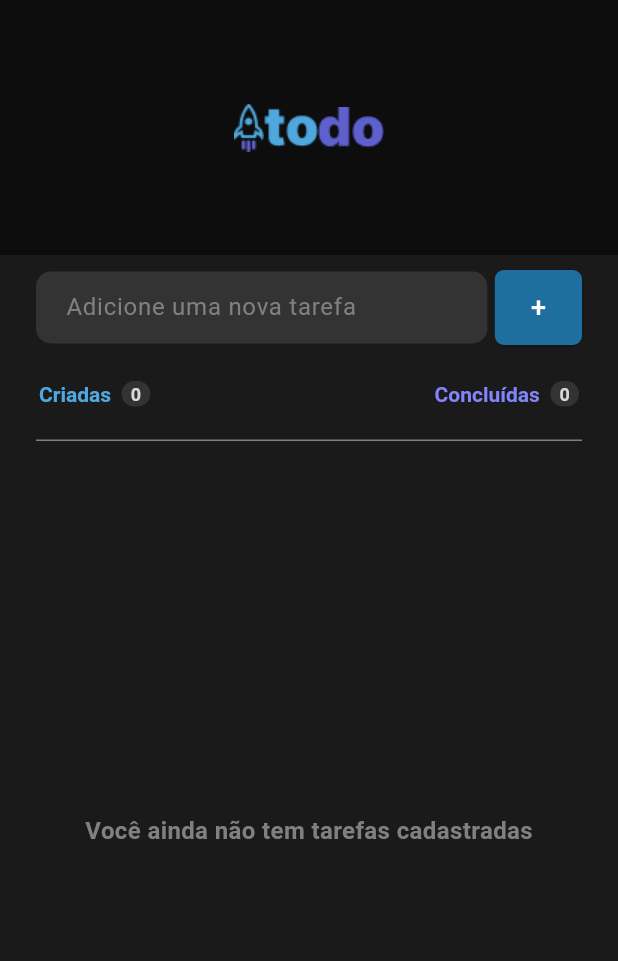
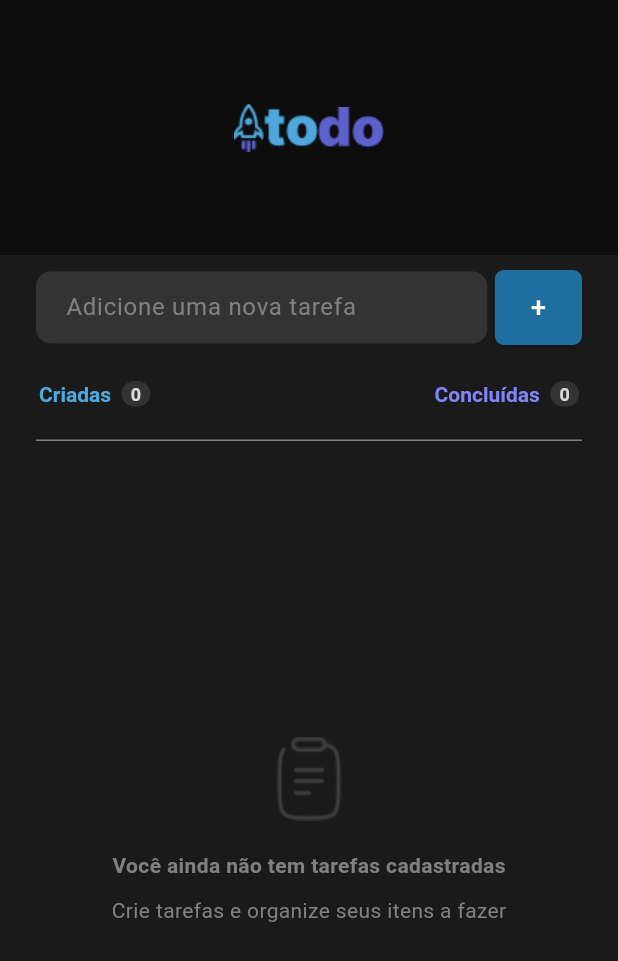
Before and after one commit to amitcesar/simple-to-do-list-flutter, a Flutter app: the screen it shows after launch, on a phone screen of 412 x 824 dp. Shown: the top 961 px of the screen. Run offline on Flutter 3.47's test engine with Material 3 defaults, Android fonts, the phone set to English and light mode, and no system bars.

Commit message:
style: emptylist frontend and icon

```diff
--- a/lib/feature/view/home.dart
+++ b/lib/feature/view/home.dart
@@ -26,7 +26,8 @@ class _HomeScreenState extends State<HomeScreen> {
       appBar: AppBar(
         backgroundColor: AppColors.gray_700,
         toolbarHeight: 170,
-            title: myLogoTodoApp()),
+        title: myLogoTodoApp(),
+      ),
       body: Container(
         height: screenHeight,
         decoration: const BoxDecoration(
@@ -48,19 +49,26 @@ class _HomeScreenState extends State<HomeScreen> {
                       tasks.removeAt(index);
                       tasksCompletionStatus.removeAt(index);
                       createdtasksCount--;
+                      completedtasksCount = tasksCompletionStatus
+                          .where((status) => status)
+                          .length;
                     });
                   },
                   onCheckboxChanged: (index, value) {
+                    setState(() {
                       tasksCompletionStatus[index] = value!;
                       completedtasksCount = tasksCompletionStatus
                           .where((status) => status)
                           .length;
-                      }),
+                    });
+                  },
+                ),
               ),
             ],
           ),
         ),
-        ));
+      ),
+    );
   }
 
   Widget addNewTask() {
@@ -68,9 +76,7 @@ class _HomeScreenState extends State<HomeScreen> {
       children: [
         Expanded(
           child: Container(
-            margin: const EdgeInsets.only(
-              right: 5,
-            ),
+            margin: const EdgeInsets.only(right: 5),
             decoration: BoxDecoration(
               color: AppColors.gray_400,
               borderRadius: BorderRadius.circular(10),
@@ -84,16 +90,14 @@ class _HomeScreenState extends State<HomeScreen> {
                   borderSide: const BorderSide(
                     width: 0,
                     style: BorderStyle.none,
-                      )),
+                  ),
+                ),
                 hintText: 'Adicione uma nova tarefa',
-                  hintStyle: const TextStyle(
-                      fontSize: 16.0, color: AppColors.gray_300)),
+                hintStyle:
+                    const TextStyle(fontSize: 16.0, color: AppColors.gray_300),
+              ),
               onSubmitted: (text) {
-                setState(() {
-                  tasks.add(text);
-                  tasksCompletionStatus.add(false);
-                  createdtasksCount++;
-                });
+                _addNewTask(text);
               },
             ),
           ),
@@ -104,7 +108,8 @@ class _HomeScreenState extends State<HomeScreen> {
           },
           style: ElevatedButton.styleFrom(
             shape: RoundedRectangleBorder(
-                borderRadius: BorderRadius.circular(6.0)),
+              borderRadius: BorderRadius.circular(6.0),
+            ),
             backgroundColor: AppColors.blueDark,
             minimumSize: const Size(50, 50),
           ),
@@ -112,7 +117,7 @@ class _HomeScreenState extends State<HomeScreen> {
             '+',
             style: TextStyle(fontSize: 18, color: AppColors.white),
           ),
-        )
+        ),
       ],
     );
   }
@@ -138,14 +143,14 @@ class _HomeScreenState extends State<HomeScreen> {
           children: [
             StatusText(
               label: 'Criadas ',
-              count: 0,
+              count: createdtasksCount,
               labelColor: AppColors.blue,
               backgroundColor: AppColors.gray_400,
               countColor: AppColors.gray_200,
             ),
             StatusText(
               label: 'Concluídas ',
-              count: 0,
+              count: completedtasksCount,
               labelColor: AppColors.purple,
               backgroundColor: AppColors.gray_400,
               countColor: AppColors.gray_200,
@@ -209,27 +214,46 @@ class StatusText extends StatelessWidget {
 
 class TaskList extends StatelessWidget {
   final List<String> tasks;
-
   final List<bool> tasksCompletionStatus;
   final Function(int) onDelete;
   final Function(int, bool?) onCheckboxChanged;
 
-  TaskList(
-      {required this.tasks,
+  TaskList({
+    required this.tasks,
     required this.tasksCompletionStatus,
     required this.onDelete,
-      required this.onCheckboxChanged});
+    required this.onCheckboxChanged,
+  });
 
   @override
   Widget build(BuildContext context) {
     if (tasks.isEmpty) {
-      return const Center(
-        child: Text(
+      return Center(
+        child: Column(
+          mainAxisAlignment: MainAxisAlignment.center,
+          children: [
+            Image.asset(
+              'assets/icons/Clipboard.png', // Coloque o caminho da sua imagem aqui
+              fit: BoxFit.contain,
+            ),
+            const SizedBox(height: 20),
+            Text(
               'Você ainda não tem tarefas cadastradas',
               style: TextStyle(
                 fontWeight: FontWeight.bold,
-              fontSize: 16,
-              color: AppColors.gray_300),
+                fontSize: 14,
+                color: AppColors.gray_300,
+              ),
+            ),
+            const SizedBox(height: 10),
+            Text(
+              'Crie tarefas e organize seus itens a fazer',
+              style: TextStyle(
+                fontSize: 14,
+                color: AppColors.gray_300,
+              ),
+            ),
+          ],
         ),
       );
     } else {
@@ -238,7 +262,7 @@ class TaskList extends StatelessWidget {
         itemBuilder: (context, index) {
           return TaskCard(
             taskTitle: tasks[index],
-            isCompleted: false,
+            isCompleted: tasksCompletionStatus[index],
             onCheckboxChanged: (bool? value) {
               onCheckboxChanged(index, value);
             },
@@ -268,8 +292,8 @@ class TaskCard extends StatelessWidget {
   @override
   Widget build(BuildContext context) {
     return Container(
-      margin: const EdgeInsets.symmetric(vertical: 5.0),
-      padding: const EdgeInsets.symmetric(horizontal: 10.0, vertical: 5.0),
+      margin: const EdgeInsets.symmetric(vertical: 20.0),
+      padding: const EdgeInsets.all(8.0),
       decoration: BoxDecoration(
         color: AppColors.gray_400,
         borderRadius: BorderRadius.circular(10.0),
@@ -284,13 +308,14 @@ class TaskCard extends StatelessWidget {
             child: Text(
               taskTitle,
               style: TextStyle(
-                fontSize: 16.0,
+                color: AppColors.gray_100,
+                fontSize: 14.0,
                 decoration: isCompleted ? TextDecoration.lineThrough : null,
               ),
             ),
           ),
           IconButton(
-            icon: Icon(Icons.delete),
+            icon: Icon(Icons.delete_forever_outlined),
             onPressed: onDelete,
           ),
         ],
--- a/lib/main.dart
+++ b/lib/main.dart
@@ -8,7 +8,6 @@ void main() {
 class MyApp extends StatelessWidget {
   const MyApp({super.key});
 
-  // This widget is the root of your application.
   @override
   Widget build(BuildContext context) {
     return MaterialApp(
```
Also changed, not shown: lib/models/task.dart (deleted, +0 -7 lines), lib/models/tasks.dart (deleted, +0 -8 lines), assets/icons/Clipboard.png (added), lib/core/widgets/task_card.dart (added). Lines whose indentation alone changed are shown as unchanged.
